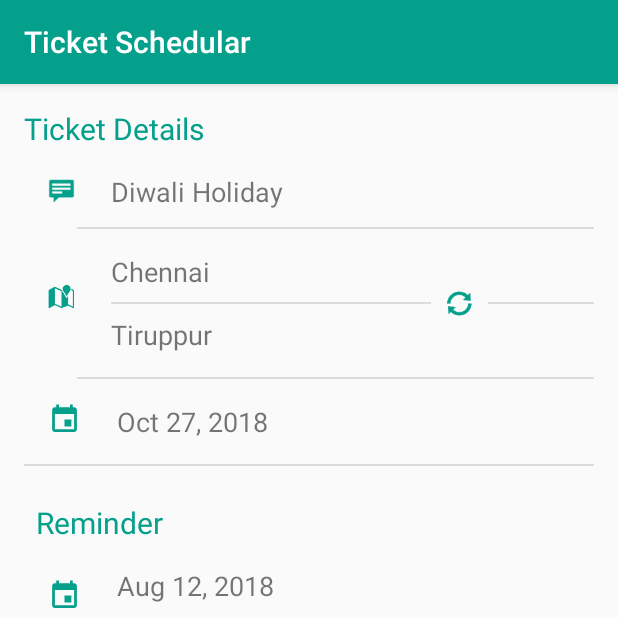
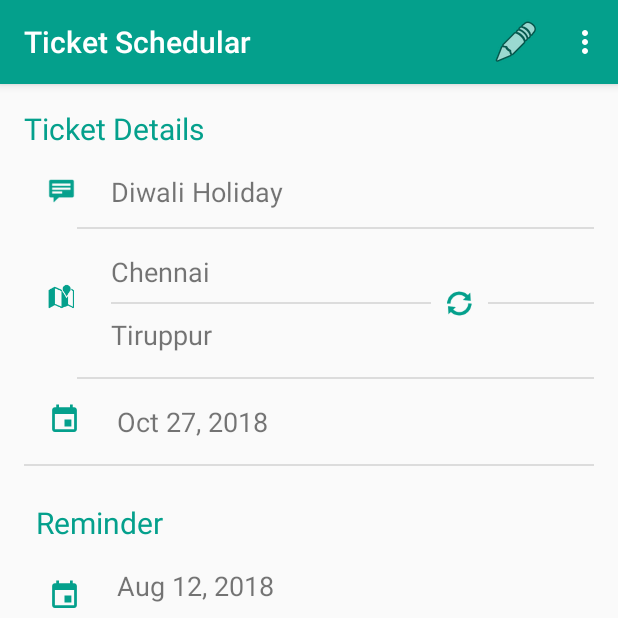
Before and after one commit to dineshvaran/ticket-schedular, an Android app: the screen it shows after launch (DetailActivity), on a phone screen of 412 x 824 dp, the top half of it. Run offline under Robolectric (Android 15) with nearby library versions, the phone set to English and light mode, and no system bars.

Commit message:
action bar menu items added for detail layout

```diff
--- a/app/src/main/java/varanz/android/application/irctcticketreminder/DetailActivity.java
+++ b/app/src/main/java/varanz/android/application/irctcticketreminder/DetailActivity.java
@@ -3,6 +3,10 @@ package varanz.android.application.irctcticketreminder;
 import android.os.Bundle;
 import android.support.annotation.Nullable;
 import android.support.v7.app.AppCompatActivity;
+import android.view.Menu;
+import android.view.MenuInflater;
+
+import java.util.zip.Inflater;
 
 public class DetailActivity extends AppCompatActivity {
 
@@ -11,4 +15,11 @@ public class DetailActivity extends AppCompatActivity {
         super.onCreate(savedInstanceState);
         setContentView(R.layout.detail);
     }
+
+    @Override
+    public boolean onCreateOptionsMenu(Menu menu) {
+        MenuInflater inflater = getMenuInflater();
+        inflater.inflate(R.menu.detial_actionbar_menu, menu);
+        return super.onCreateOptionsMenu(menu);
+    }
 }
--- /dev/null
+++ b/app/src/main/res/menu/detial_actionbar_menu.xml
@@ -0,0 +1,15 @@
+<?xml version="1.0" encoding="utf-8"?>
+<menu xmlns:android="http://schemas.android.com/apk/res/android"
+    xmlns:app="http://schemas.android.com/apk/res-auto">
+    <item
+        android:id="@+id/action_edit"
+        android:icon="@android:drawable/ic_menu_edit"
+        android:title="Edit"
+        app:showAsAction="always" />
+
+    <item
+        android:id="@+id/action_delete"
+        android:icon="@android:drawable/ic_menu_delete"
+        android:title="Delete"
+        app:showAsAction="collapseActionView" />
+</menu>
```
